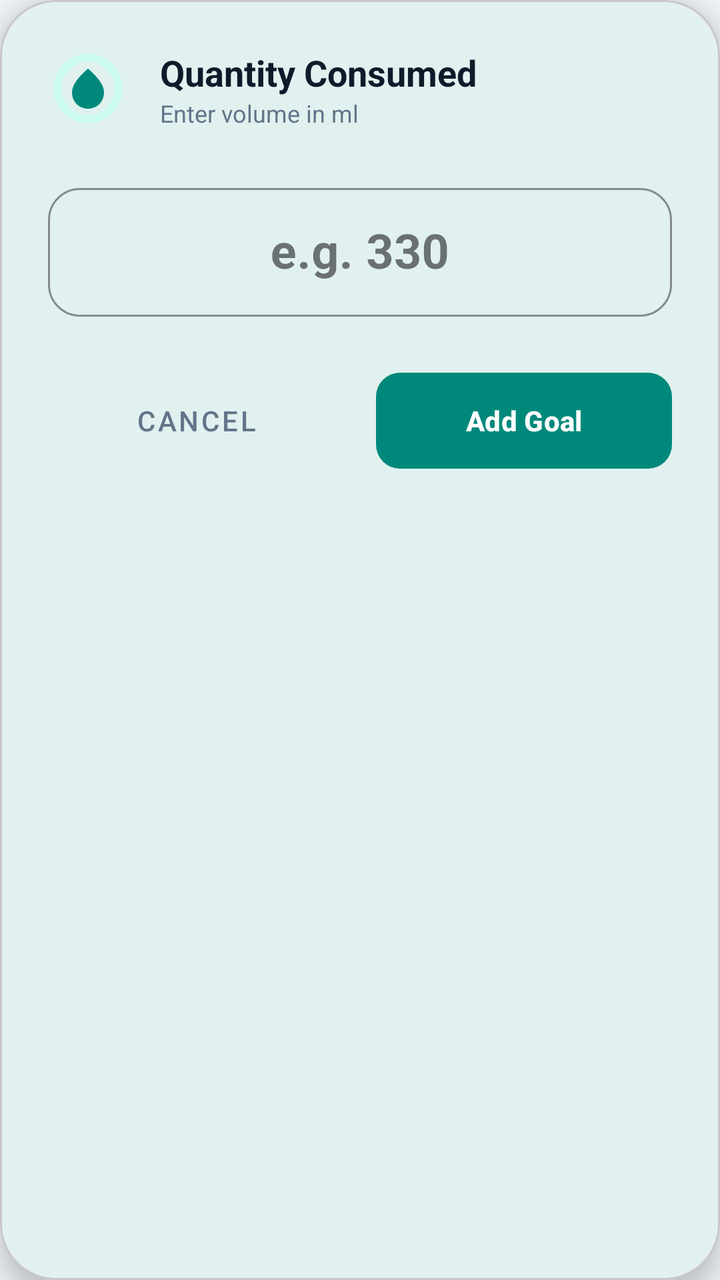
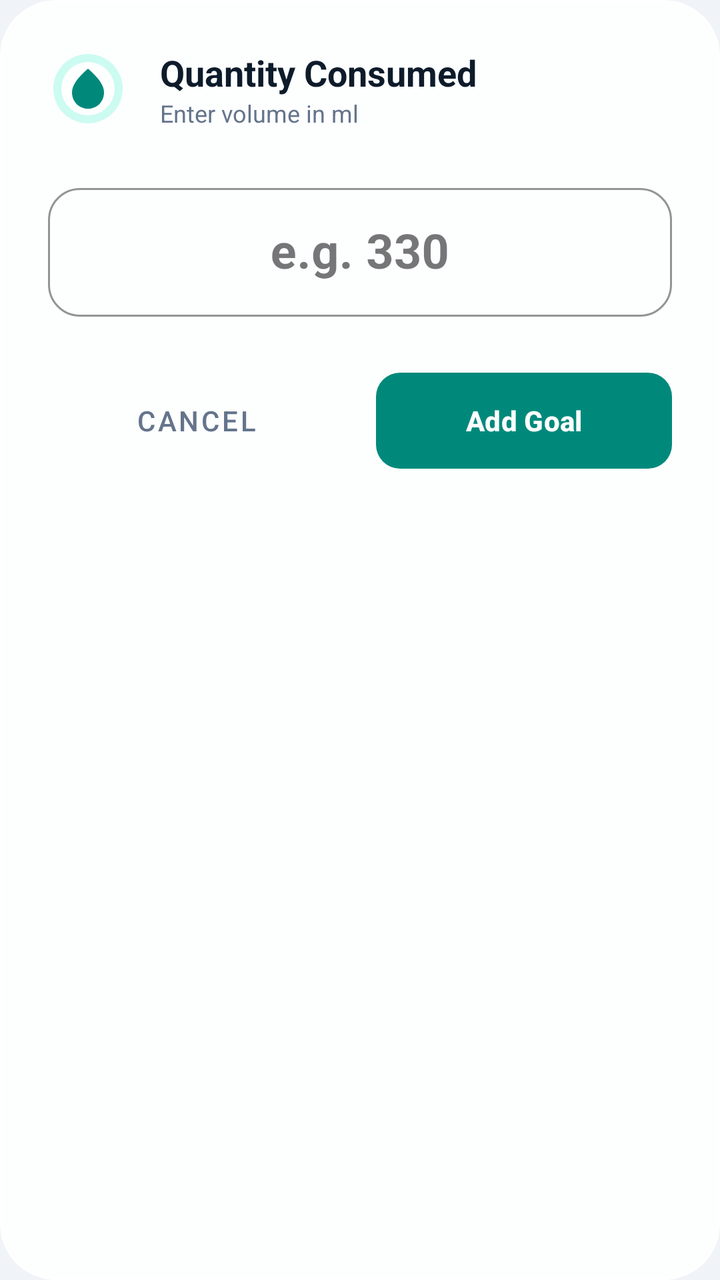

The first picture is an Android layout as it rendered before a commit; the second is the same layout after the commit. The layout source and the unified diff follow.
<!-- AndroidManifest.xml: application theme Theme.VitalFlow -->
<!-- res/layout/dialog_add_water.xml -->
<?xml version="1.0" encoding="utf-8"?>
<com.google.android.material.card.MaterialCardView xmlns:android="http://schemas.android.com/apk/res/android"
    xmlns:app="http://schemas.android.com/apk/res-auto"
    android:layout_width="match_parent"
    android:layout_height="wrap_content"
    android:layout_margin="24dp"
    app:cardBackgroundColor="@color/app_surface"
    app:cardCornerRadius="28dp"
    app:cardElevation="8dp">

    <LinearLayout
        android:layout_width="match_parent"
        android:layout_height="wrap_content"
        android:orientation="vertical"
        android:padding="24dp">

        <LinearLayout
            android:layout_width="match_parent"
            android:layout_height="wrap_content"
            android:gravity="center_vertical"
            android:orientation="horizontal"
            android:layout_marginBottom="24dp">

            <ImageView
                android:layout_width="40dp"
                android:layout_height="40dp"
                android:background="@drawable/circle_shape"
                android:backgroundTint="@color/chip_bg_selected"
                android:padding="8dp"
                android:src="@drawable/ic_water_drop"
                app:tint="@color/primary" />

            <LinearLayout
                android:layout_width="wrap_content"
                android:layout_height="wrap_content"
                android:layout_marginStart="16dp"
                android:orientation="vertical">

                <TextView
                    android:layout_width="wrap_content"
                    android:layout_height="wrap_content"
                    android:text="Quantity Consumed"
                    android:textColor="@color/text_primary"
                    android:textSize="18sp"
                    android:textStyle="bold" />

                <TextView
                    android:layout_width="wrap_content"
                    android:layout_height="wrap_content"
                    android:text="Enter volume in ml"
                    android:textColor="@color/text_secondary"
                    android:textSize="12sp" />
            </LinearLayout>
        </LinearLayout>

        <com.google.android.material.textfield.TextInputLayout
            android:layout_width="match_parent"
            android:layout_height="wrap_content"
            style="@style/Widget.MaterialComponents.TextInputLayout.OutlinedBox"
            app:boxStrokeColor="@color/primary"
            app:boxCornerRadiusTopStart="16dp"
            app:boxCornerRadiusTopEnd="16dp"
            app:boxCornerRadiusBottomStart="16dp"
            app:boxCornerRadiusBottomEnd="16dp"
            app:hintTextColor="@color/primary"
            android:layout_marginBottom="24dp">

            <com.google.android.material.textfield.TextInputEditText
                android:id="@+id/etCustomAmount"
                android:layout_width="match_parent"
                android:layout_height="wrap_content"
                android:hint="e.g. 330"
                android:inputType="number"
                android:textSize="24sp"
                android:textStyle="bold"
                android:textColor="@color/primary"
                android:gravity="center"
                android:padding="16dp" />
        </com.google.android.material.textfield.TextInputLayout>

        <LinearLayout
            android:layout_width="match_parent"
            android:layout_height="wrap_content"
            android:orientation="horizontal"
            android:weightSum="2">

            <com.google.android.material.button.MaterialButton
                android:id="@+id/btnCancel"
                style="@style/Widget.MaterialComponents.Button.TextButton"
                android:layout_width="0dp"
                android:layout_height="56dp"
                android:layout_weight="1"
                android:layout_marginEnd="8dp"
                android:text="Cancel"
                android:textColor="@color/text_secondary"
                app:cornerRadius="12dp" />

            <com.google.android.material.button.MaterialButton
                android:id="@+id/btnAdd"
                android:layout_width="0dp"
                android:layout_height="56dp"
                android:layout_weight="1"
                android:layout_marginStart="8dp"
                android:text="Add Goal"
                android:textColor="@color/white"
                android:textStyle="bold"
                app:backgroundTint="@color/primary"
                app:cornerRadius="12dp"
                app:elevation="0dp" />
        </LinearLayout>

    </LinearLayout>
</com.google.android.material.card.MaterialCardView>
<!-- resources referenced by this layout -->
<resources>
  <color name="app_surface">#FFFFFF</color>
  <color name="chip_bg_selected">#CCFBF1</color>
  <color name="primary">#00897B</color>
  <color name="text_primary">#0D1B2A</color>
  <color name="text_secondary">#64748B</color>
  <color name="white">#FFFFFFFF</color>
  <!-- drawable circle_shape (drawable) -->
  <?xml version="1.0" encoding="utf-8"?>
  <shape xmlns:android="http://schemas.android.com/apk/res/android"
      android:innerRadiusRatio="3"
      android:shape="ring"
      android:thicknessRatio="10.0"
      android:useLevel="false">
      <solid android:color="@color/surface_variant" />
  </shape>
  <!-- drawable ic_water_drop (drawable) -->
  <vector xmlns:android="http://schemas.android.com/apk/res/android"
      android:width="24dp"
      android:height="24dp"
      android:viewportWidth="24"
      android:viewportHeight="24"
      android:tint="@color/text_primary">
      <path
          android:fillColor="@color/white"
          android:pathData="M12,2c-5.33,4.55-8,8.48-8,11.8c0,4.98,3.8,8.2,8,8.2s8-3.22,8-8.2C20,10.48,17.33,6.55,12,2z"/>
  </vector>
  <style name="Theme.VitalFlow" parent="Base.Theme.VitalFlow" />
  <color name="surface_variant">#F8FAFC</color>
  <style name="Base.Theme.VitalFlow" parent="Theme.Material3.Light.NoActionBar">
          <item name="colorPrimary">@color/primary</item>
          <item name="colorPrimaryVariant">@color/primary_dark</item>
          <item name="colorOnPrimary">@color/white</item>
          <item name="colorSecondary">@color/secondary</item>
          <item name="colorSecondaryVariant">@color/secondary_dark</item>
          <item name="colorOnSecondary">@color/black</item>
  
          <item name="android:statusBarColor">@color/app_background</item>
          <item name="android:windowLightStatusBar">true</item>
          <item name="android:colorBackground">@color/app_background</item>
          <item name="colorSurface">@color/app_surface</item>
          <item name="android:textColorPrimary">@color/text_primary</item>
          <item name="android:textColorSecondary">@color/text_secondary</item>
      </style>
  <color name="primary_dark">#00695C</color>
  <color name="secondary">#FF7043</color>
  <color name="secondary_dark">#E64A19</color>
  <color name="black">#FF000000</color>
  <color name="app_background">#F0F4F8</color>
</resources>

<!-- the commit's change to res/layout/dialog_add_water.xml (unified diff, before → after) -->
@@ -4,9 +4,11 @@
     android:layout_width="match_parent"
     android:layout_height="wrap_content"
     android:layout_margin="24dp"
-    app:cardBackgroundColor="@color/app_surface"
+    app:cardBackgroundColor="@color/glass_card_bg_elevated"
     app:cardCornerRadius="28dp"
-    app:cardElevation="8dp">
+    app:cardElevation="0dp"
+    app:strokeColor="@color/glass_card_stroke"
+    app:strokeWidth="1dp">
 
     <LinearLayout
         android:layout_width="match_parent"
@@ -102,7 +104,7 @@
                 android:layout_weight="1"
                 android:layout_marginStart="8dp"
                 android:text="Add Goal"
-                android:textColor="@color/white"
+                android:textColor="@color/text_on_primary"
                 android:textStyle="bold"
                 app:backgroundTint="@color/primary"
                 app:cornerRadius="12dp"
<!-- resource entries referenced after the edit -->
@@ -2,7 +2,10 @@
 <resources>
   <color name="app_surface">#FFFFFF</color>
   <color name="chip_bg_selected">#CCFBF1</color>
+  <color name="glass_card_bg_elevated">#E6FFFFFF</color>
+  <color name="glass_card_stroke">#40FFFFFF</color>
   <color name="primary">#00897B</color>
+  <color name="text_on_primary">#FFFFFF</color>
   <color name="text_primary">#0D1B2A</color>
   <color name="text_secondary">#64748B</color>
   <color name="white">#FFFFFFFF</color>
@@ -36,7 +39,8 @@
           <item name="colorSecondaryVariant">@color/secondary_dark</item>
           <item name="colorOnSecondary">@color/black</item>
   
-          <item name="android:statusBarColor">@color/app_background</item>
+          
+          <item name="android:statusBarColor">@color/page_gradient_start</item>
           <item name="android:windowLightStatusBar">true</item>
           <item name="android:colorBackground">@color/app_background</item>
           <item name="colorSurface">@color/app_surface</item>
@@ -47,6 +51,7 @@
   <color name="secondary">#FF7043</color>
   <color name="secondary_dark">#E64A19</color>
   <color name="black">#FF000000</color>
+  <color name="page_gradient_start">#E0F5F3</color>
   <color name="app_background">#F0F4F8</color>
 </resources>
 
